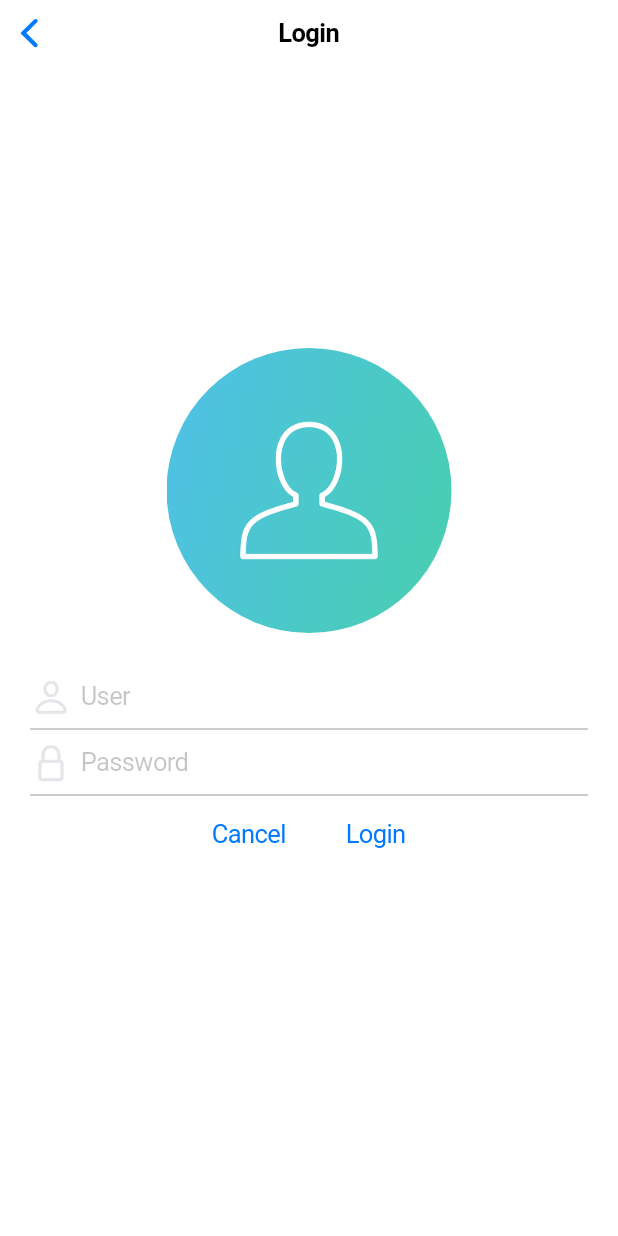
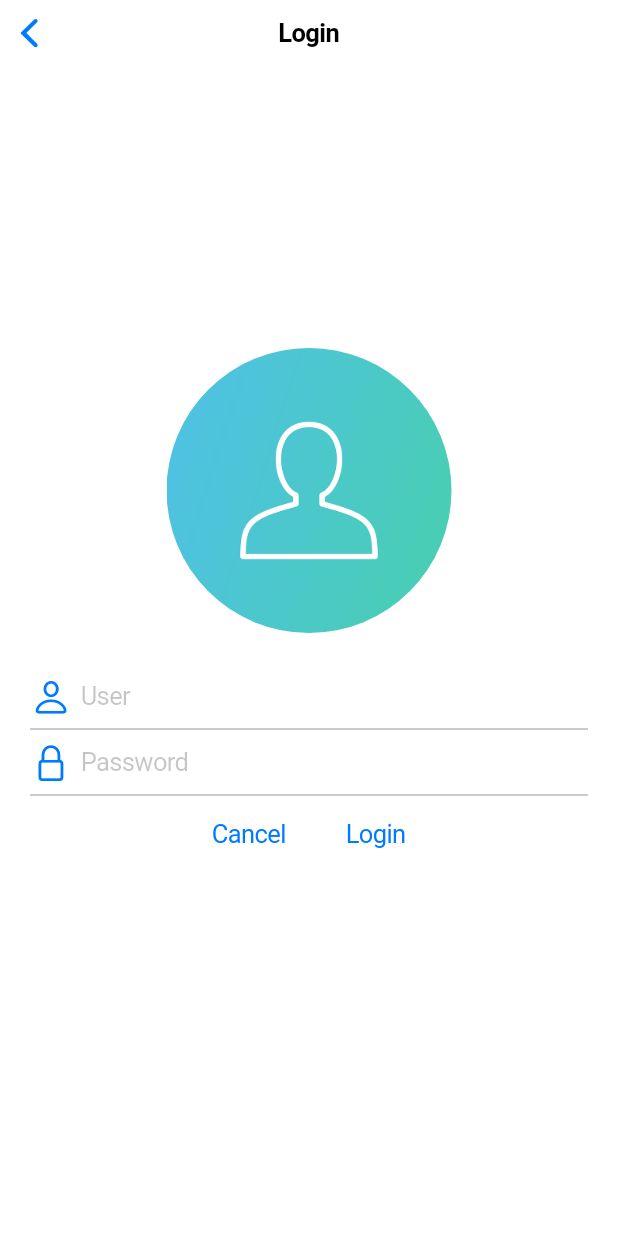
Before and after one commit to wk-j/flutter-cupertino, a Flutter app: the screen it shows after launch, on a phone screen of 412 x 824 dp. Run offline on Flutter 3.47's test engine with Material 2 defaults, Android fonts, the phone set to English and light mode, and no system bars.

```diff
--- /dev/null
+++ b/lib/circle_image.dart
@@ -0,0 +1,23 @@
+import 'package:flutter/cupertino.dart';
+
+class CircleImage extends StatelessWidget {
+  final String path;
+  final double width;
+  final double height;
+  CircleImage(this.path, {this.width = 190, this.height = 190});
+
+  @override
+  Widget build(BuildContext context) {
+    return new Container(
+      width: this.width,
+      height: height,
+      decoration: new BoxDecoration(
+        shape: BoxShape.circle,
+        image: new DecorationImage(
+          fit: BoxFit.fill,
+          image: new AssetImage(path),
+        ),
+      ),
+    );
+  }
+}
--- a/lib/home.dart
+++ b/lib/home.dart
@@ -1,17 +1,12 @@
 import 'package:flutter/cupertino.dart';
 import 'package:flutter/material.dart';
+
+import 'pdf_logo.dart';
 
 class HomeWidget extends StatefulWidget {
   @override
   State<StatefulWidget> createState() {
     return HomeState();
-  }
-}
-
-class PdfLogo extends StatelessWidget {
-  @override
-  Widget build(BuildContext context) {
-    return Image(image: AssetImage("assets/pdf.png"));
   }
 }
 
--- a/lib/login.dart
+++ b/lib/login.dart
@@ -1,6 +1,7 @@
 import 'package:flutter/cupertino.dart';
 import 'package:flutter/material.dart';
 import 'package:flutter/widgets.dart';
+import 'package:flutter_cupertino/circle_image.dart';
 
 class LoginWidget extends StatefulWidget {
   @override
@@ -16,7 +17,7 @@ class _LoginState extends State<LoginWidget> {
       return const CupertinoTextField(
         prefix: Icon(
           CupertinoIcons.person,
-          color: CupertinoColors.lightBackgroundGray,
+          // color: CupertinoColors.lightBackgroundGray,
           size: 28,
         ),
         padding: EdgeInsets.symmetric(horizontal: 6, vertical: 12),
@@ -39,7 +40,7 @@ class _LoginState extends State<LoginWidget> {
       return const CupertinoTextField(
         prefix: Icon(
           CupertinoIcons.padlock,
-          color: CupertinoColors.lightBackgroundGray,
+          // color: CupertinoColors.lightBackgroundGray,
           size: 28,
         ),
         padding: EdgeInsets.symmetric(horizontal: 6, vertical: 12),
@@ -58,19 +59,7 @@ class _LoginState extends State<LoginWidget> {
       );
     }
 
-    Widget _createImage() {
-      return new Container(
-        width: 190.0,
-        height: 190.0,
-        decoration: new BoxDecoration(
-          shape: BoxShape.circle,
-          image: new DecorationImage(
-            fit: BoxFit.fill,
-            image: new AssetImage("assets/user.png"),
-          ),
-        ),
-      );
-    }
+    Widget _createImage() => CircleImage("assets/user.png");
 
     Widget _buildControls() {
       return Row(
--- /dev/null
+++ b/lib/pdf_logo.dart
@@ -0,0 +1,8 @@
+import 'package:flutter/cupertino.dart';
+
+class PdfLogo extends StatelessWidget {
+  @override
+  Widget build(BuildContext context) {
+    return Image(image: AssetImage("assets/pdf.png"));
+  }
+}
```
Also changed, not shown: 1 other file.
